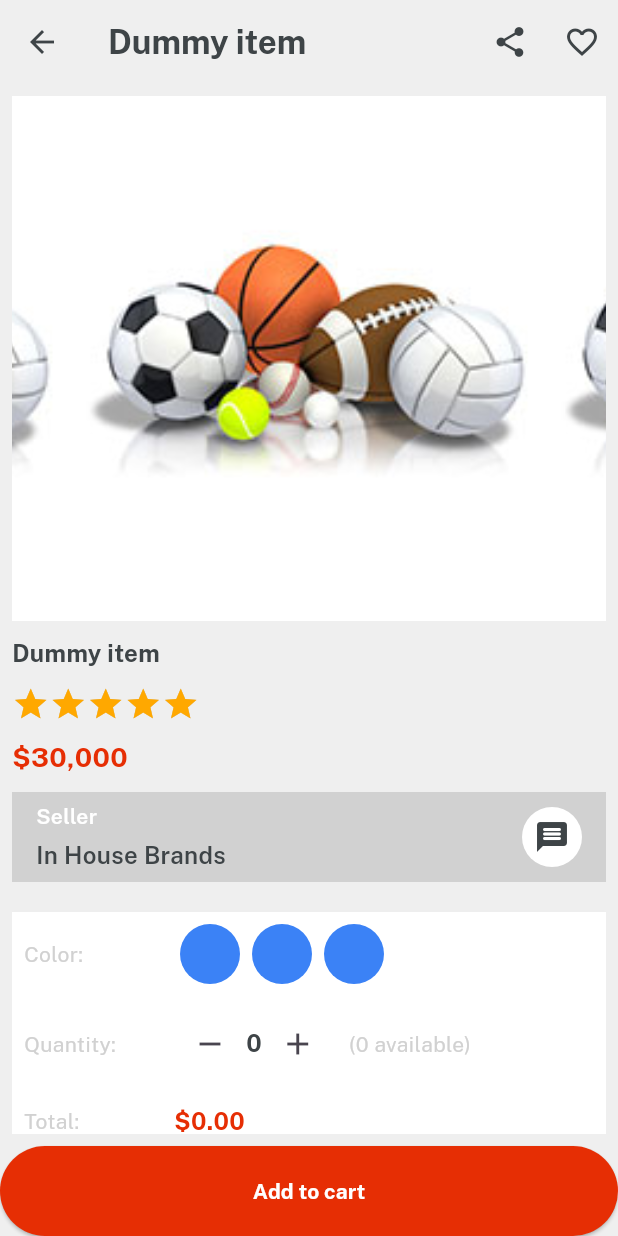
After one commit to ASR-14/Flutter_eCommerce_app, a Flutter app: the ItemDetails screen opened directly, on a phone screen of 412 x 824 dp. The commit adds this screen. Run offline on Flutter 3.47's test engine with Material 3 defaults, Android fonts, the phone set to English and light mode, and no system bars; drawn by our look-alikes of velocity_x; our stand-ins replace get.

Commit message:
update item detail screen

```diff
--- /dev/null
+++ b/lib/views/category_screen/item_details.dart
@@ -0,0 +1,258 @@
+import 'package:flutter_ecommerce/consts/consts.dart';
+import 'package:flutter_ecommerce/consts/lists.dart';
+import 'package:flutter_ecommerce/widgets_common/our_button.dart';
+
+class ItemDetails extends StatelessWidget {
+  final String? title;
+  const ItemDetails({super.key, this.title});
+
+  @override
+  Widget build(BuildContext context) {
+    return Scaffold(
+      backgroundColor: lightGrey,
+      appBar: AppBar(
+        title: title!.text.color(darkFontGrey).fontFamily(bold).make(),
+        actions: [
+          IconButton(
+              onPressed: () {},
+              icon: const Icon(
+                Icons.share,
+              )),
+          IconButton(
+              onPressed: () {},
+              icon: const Icon(
+                Icons.favorite_outline,
+              ))
+        ],
+      ),
+      body: Column(
+        children: [
+          Expanded(
+              child: Padding(
+            padding: const EdgeInsets.all(8),
+            child: SingleChildScrollView(
+              child: Column(
+                crossAxisAlignment: CrossAxisAlignment.start,
+                children: [
+                  VxSwiper.builder(
+                    autoPlay: true,
+                    height: 350,
+                    itemCount: 3,
+                    aspectRatio: 16 / 9,
+                    itemBuilder: (context, index) {
+                      return Image.asset(
+                        imgFc5,
+                        width: double.infinity,
+                        fit: BoxFit.cover,
+                      );
+                    },
+                  ),
+                  10.heightBox,
+                  title!.text
+                      .size(16)
+                      .color(darkFontGrey)
+                      .fontFamily(bold)
+                      .make(),
+                  10.heightBox,
+                  VxRating(
+                    onRatingUpdate: (value) {},
+                    normalColor: textfieldGrey,
+                    selectionColor: golden,
+                    count: 5,
+                    size: 25,
+                    stepInt: true,
+                  ),
+                  10.heightBox,
+                  "\$30,000"
+                      .text
+                      .color(redColor)
+                      .fontFamily(bold)
+                      .size(18)
+                      .make(),
+                  10.heightBox,
+                  Row(
+                    children: [
+                      Expanded(
+                          child: Column(
+                        mainAxisAlignment: MainAxisAlignment.center,
+                        crossAxisAlignment: CrossAxisAlignment.start,
+                        children: [
+                          "Seller".text.white.fontFamily(semibold).make(),
+                          5.heightBox,
+                          "In House Brands"
+                              .text
+                              .fontFamily(semibold)
+                              .color(darkFontGrey)
+                              .size(16)
+                              .make(),
+                        ],
+                      )),
+                      const CircleAvatar(
+                        backgroundColor: Colors.white,
+                        child: Icon(
+                          Icons.message_rounded,
+                          color: darkFontGrey,
+                        ),
+                      )
+                    ],
+                  )
+                      .box
+                      .height(60)
+                      .padding(const EdgeInsets.symmetric(horizontal: 16))
+                      .color(textfieldGrey)
+                      .make(),
+                  20.heightBox,
+                  Column(
+                    children: [
+                      Row(
+                        children: [
+                          SizedBox(
+                            width: 100,
+                            child: "Color: ".text.color(textfieldGrey).make(),
+                          ),
+                          Row(
+                            children: List.generate(
+                                3,
+                                (index) => VxBox()
+                                    .size(40, 40)
+                                    .roundedFull
+                                    .color(Vx.randomPrimaryColor)
+                                    .margin(const EdgeInsets.symmetric(
+                                        horizontal: 4))
+                                    .make()),
+                          )
+                        ],
+                      ).box.padding(const EdgeInsets.all(8)).make(),
+
+                      //quantity row
+                      Row(
+                        children: [
+                          SizedBox(
+                            width: 100,
+                            child:
+                                "Quantity: ".text.color(textfieldGrey).make(),
+                          ),
+                          Row(children: [
+                            IconButton(
+                                onPressed: () {}, icon: Icon(Icons.remove)),
+                            "0"
+                                .text
+                                .size(16)
+                                .color(darkFontGrey)
+                                .fontFamily(bold)
+                                .make(),
+                            IconButton(onPressed: () {}, icon: Icon(Icons.add)),
+                            10.widthBox,
+                            "(0 available)".text.color(textfieldGrey).make(),
+                          ])
+                        ],
+                      ).box.padding(const EdgeInsets.all(8)).make(),
+
+                      //total row
+                      Row(
+                        children: [
+                          SizedBox(
+                            width: 100,
+                            child: "Total: ".text.color(textfieldGrey).make(),
+                          ),
+                          "\$0.00"
+                              .text
+                              .color(redColor)
+                              .size(16)
+                              .fontFamily(bold)
+                              .make(),
+                        ],
+                      ).box.padding(const EdgeInsets.all(8)).make(),
+                    ],
+                  ).box.white.shadowSm.make(),
+                  10.heightBox,
+                  "Description"
+                      .text
+                      .color(darkFontGrey)
+                      .fontFamily(semibold)
+                      .make(),
+                  10.heightBox,
+                  "This is a dummy item and dummy description here.. "
+                      .text
+                      .color(darkFontGrey)
+                      .make(),
+                  10.heightBox,
+                  ListView(
+                    physics: const NeverScrollableScrollPhysics(),
+                    shrinkWrap: true,
+                    children: List.generate(
+                      itemDetailButtonList.length,
+                      (index) => ListTile(
+                        title: "${itemDetailButtonList[index]}"
+                            .text
+                            .fontFamily(semibold)
+                            .color(darkFontGrey)
+                            .make(),
+                        trailing: const Icon(Icons.arrow_forward),
+                      ),
+                    ),
+                  ),
+                  20.heightBox,
+
+                  //product you may like
+                  productsyoumaylike.text
+                      .fontFamily(bold)
+                      .size(16)
+                      .color(darkFontGrey)
+                      .make(),
+                  10.heightBox,
+                  SingleChildScrollView(
+                    scrollDirection: Axis.horizontal,
+                    child: Row(
+                      children: List.generate(
+                        6,
+                        (index) => Column(
+                          crossAxisAlignment: CrossAxisAlignment.start,
+                          children: [
+                            Image.asset(
+                              imgP1,
+                              width: 150,
+                              fit: BoxFit.cover,
+                            ),
+                            10.heightBox,
+                            "Laptop 4GB/64GB"
+                                .text
+                                .fontFamily(semibold)
+                                .color(darkFontGrey)
+                                .make(),
+                            10.heightBox,
+                            "\$600"
+                                .text
+                                .color(redColor)
+                                .fontFamily(bold)
+                                .size(16)
+                                .make(),
+                          ],
+                        )
+                            .box
+                            .white
+                            .margin(const EdgeInsets.symmetric(horizontal: 4))
+                            .roundedSM
+                            .padding(const EdgeInsets.all(8))
+                            .make(),
+                      ),
+                    ),
+                  )
+                ],
+              ),
+            ),
+          )),
+          SizedBox(
+            width: double.infinity,
+            height: 60,
+            child: ourButton(
+                color: redColor,
+                onPress: () {},
+                textColor: whiteColor,
+                title: "Add to cart"),
+          ),
+        ],
+      ),
+    );
+  }
+}
--- a/lib/views/home_screen/home_screen.dart
+++ b/lib/views/home_screen/home_screen.dart
@@ -184,7 +184,7 @@ class HomeScreen extends StatelessWidget {
                                   .make(),
                             ),
                           ),
-                        )
+                        ),
                       ],
                     ),
                   ),
```
Also changed, not shown: lib/consts/lists.dart (+32 -0 lines), lib/consts/strings.dart (+20 -0 lines), lib/main.dart (+6 -1 lines), lib/views/category_screen/category_details.dart (added, +97 -0 lines), lib/views/category_screen/category_screen.dart (+45 -1 lines).
